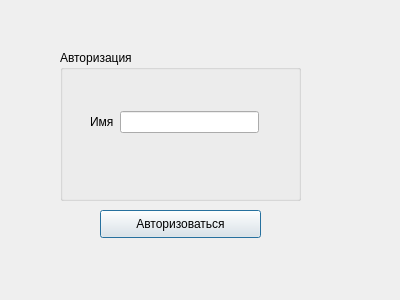
Above: author.ui from sunmantra/course-snakes before the change. Below: the same form after it.
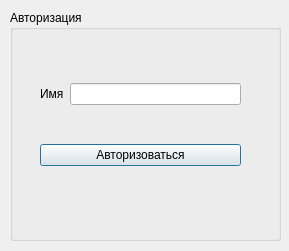
That is the form after the change.

What changed in the file:
```diff
--- a/author.ui
+++ b/author.ui
@@ -6,8 +6,8 @@
    <rect>
     <x>0</x>
     <y>0</y>
-    <width>400</width>
-    <height>300</height>
+    <width>289</width>
+    <height>251</height>
    </rect>
   </property>
   <property name="windowTitle">
@@ -16,10 +16,10 @@
   <widget class="QGroupBox" name="groupBox">
    <property name="geometry">
     <rect>
-     <x>60</x>
-     <y>50</y>
-     <width>241</width>
-     <height>151</height>
+     <x>10</x>
+     <y>10</y>
+     <width>271</width>
+     <height>231</height>
     </rect>
    </property>
    <property name="title">
@@ -29,11 +29,13 @@
     <property name="geometry">
      <rect>
       <x>30</x>
-      <y>60</y>
-      <width>169</width>
-      <height>24</height>
+      <y>40</y>
+      <width>201</width>
+      <height>151</height>
      </rect>
     </property>
+    <layout class="QVBoxLayout" name="verticalLayout">
+     <item>
     <layout class="QHBoxLayout" name="horizontalLayout">
      <item>
       <widget class="QLabel" name="label">
@@ -46,20 +48,16 @@
       <widget class="QLineEdit" name="NameEdit"/>
      </item>
     </layout>
-   </widget>
-  </widget>
+     </item>
+     <item>
   <widget class="QPushButton" name="pushButton">
-   <property name="geometry">
-    <rect>
-     <x>100</x>
-     <y>210</y>
-     <width>161</width>
-     <height>28</height>
-    </rect>
-   </property>
    <property name="text">
     <string>Авторизоваться</string>
    </property>
+      </widget>
+     </item>
+    </layout>
+   </widget>
   </widget>
  </widget>
  <resources/>
```
Lines whose indentation alone changed are shown as unchanged.
